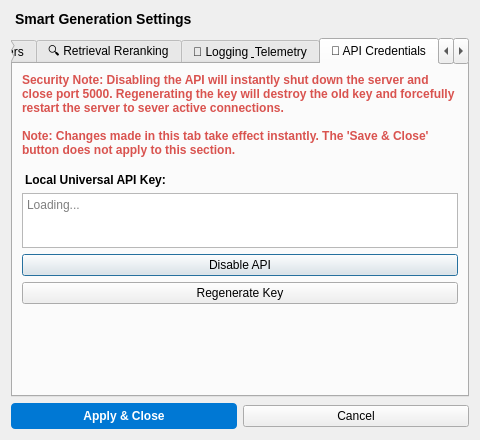
Old version of the form desktop/ui_designer/gen_settings.ui in the repository Arean82/Synora_Studio.
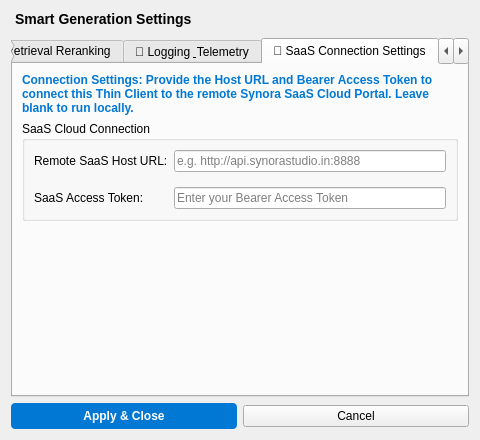
New version of the form. The open tabs and pages were chosen to show the change.

What changed in the file:
```diff
--- a/desktop/ui_designer/gen_settings.ui
+++ b/desktop/ui_designer/gen_settings.ui
@@ -336,18 +336,16 @@
      </widget>
      <widget class="QWidget" name="tab_api_credentials">
       <attribute name="title">
-       <string>🔑 API Credentials</string>
+       <string>🔑 SaaS Connection Settings</string>
       </attribute>
       <layout class="QVBoxLayout" name="verticalLayout_api">
        <item>
         <widget class="QLabel" name="security_notice">
          <property name="styleSheet">
-          <string notr="true">color: #d9534f; font-weight: bold;</string>
+          <string notr="true">color: #0078d4; font-weight: bold;</string>
          </property>
          <property name="text">
-          <string>Security Note: Disabling the API will instantly shut down the server and close port 5000. Regenerating the key will destroy the old key and forcefully restart the server to sever active connections.
-
-Note: Changes made in this tab take effect instantly. The 'Save &amp; Close' button does not apply to this section.</string>
+          <string>Connection Settings: Provide the Host URL and Bearer Access Token to connect this Thin Client to the remote Synora SaaS Cloud Portal. Leave blank to run locally.</string>
          </property>
          <property name="wordWrap">
           <bool>true</bool>
@@ -355,43 +353,46 @@
         </widget>
        </item>
        <item>
-        <widget class="QLabel" name="label_api_key">
-         <property name="styleSheet">
-          <string notr="true">font-weight: bold; margin-top: 10px;</string>
+        <widget class="QGroupBox" name="saas_connection_group">
+         <property name="title">
+          <string>SaaS Cloud Connection</string>
          </property>
+         <layout class="QFormLayout" name="formLayout_saas">
+          <property name="verticalSpacing">
+           <number>15</number>
+          </property>
+          <item row="0" column="0">
+           <widget class="QLabel" name="label_saas_host">
          <property name="text">
-          <string>Local Universal API Key:</string>
+             <string>Remote SaaS Host URL:</string>
          </property>
         </widget>
        </item>
-       <item>
-        <widget class="QTextEdit" name="api_key_display">
-         <property name="maximumSize">
-          <size>
-           <width>16777215</width>
-           <height>55</height>
-          </size>
-         </property>
-         <property name="readOnly">
-          <bool>true</bool>
-         </property>
+          <item row="0" column="1">
+           <widget class="QLineEdit" name="saas_host_input">
          <property name="placeholderText">
-          <string>Loading...</string>
+             <string>e.g. http://api.synorastudio.in:8888</string>
          </property>
         </widget>
        </item>
-       <item>
-        <widget class="QPushButton" name="toggle_api_btn">
+          <item row="1" column="0">
+           <widget class="QLabel" name="label_saas_token">
          <property name="text">
-          <string>Disable API</string>
+             <string>SaaS Access Token:</string>
          </property>
         </widget>
        </item>
-       <item>
-        <widget class="QPushButton" name="regen_key_btn">
-         <property name="text">
-          <string>Regenerate Key</string>
-         </property>
+          <item row="1" column="1">
+           <widget class="QLineEdit" name="saas_token_input">
+            <property name="echoMode">
+             <enum>QLineEdit::EchoMode::Password</enum>
+            </property>
+            <property name="placeholderText">
+             <string>Enter your Bearer Access Token</string>
+            </property>
+           </widget>
+          </item>
+         </layout>
         </widget>
        </item>
        <item>
```
Left out of the diff: 36 changed lines with no effect on the pictures. Lines whose indentation alone changed are shown as unchanged.
